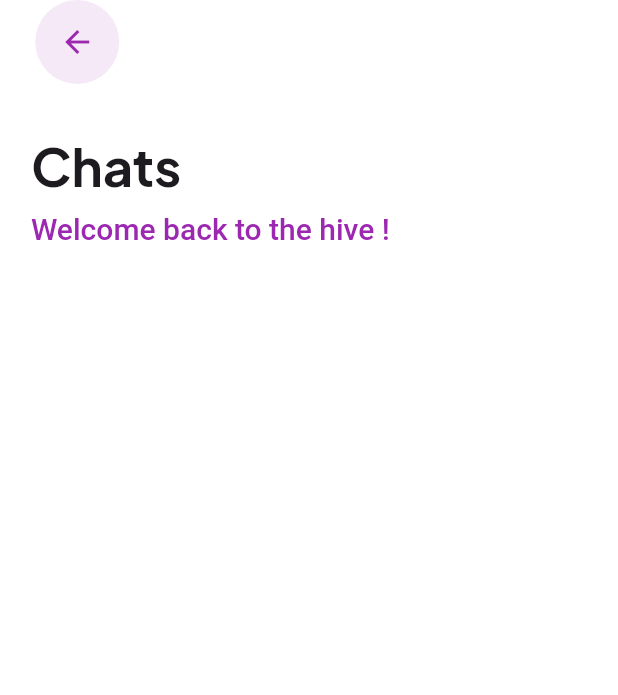
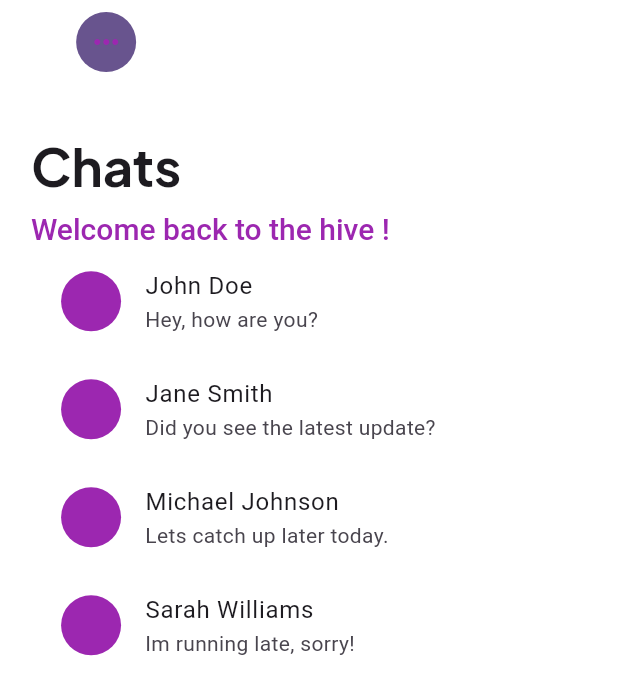
Before and after one commit to ThatLinuxGuyYouKnow/Bubbly, a Flutter app: the ChatMain screen opened directly, on a phone screen of 412 x 824 dp. Shown: the top 695 px of the screen. Run offline on Flutter 3.47's test engine with Material 3 defaults, Android fonts, the phone set to English and light mode, and no system bars; our stand-ins replace device_info, google_fonts.

Commit message:
dummy data for chat preview test

```diff
--- a/lib/chat_main.dart
+++ b/lib/chat_main.dart
@@ -1,4 +1,6 @@
 import 'package:bubbly/auth/auth.dart';
+import 'package:bubbly/widgets/chat_preview_tile.dart';
+import 'package:bubbly/widgets/optionButton.dart';
 import 'package:flutter/material.dart';
 import 'package:bubbly/widgets/StandardTextField.dart';
 import 'package:bubbly/widgets/backButton.dart';
@@ -14,9 +16,26 @@ class ChatMain extends StatefulWidget {
 }
 
 class _ChatMainState extends State<ChatMain> {
-  bool passwordMadeVisible = false;
+  final List<Map<String, String>> _sampleChatPreviews = [
+    {
+      'title': 'John Doe',
+      'subtitle': 'Hey, how are you?',
+    },
+    {
+      'title': 'Jane Smith',
+      'subtitle': 'Did you see the latest update?',
+    },
+    {
+      'title': 'Michael Johnson',
+      'subtitle': 'Lets catch up later today.',
+    },
+    {
+      'title': 'Sarah Williams',
+      'subtitle': 'Im running late, sorry!',
+    },
+  ];
   final ScrollController _scrollController = ScrollController();
-  final auth = Auth();
+
   @override
   void dispose() {
     _scrollController.dispose();
@@ -27,9 +46,6 @@ class _ChatMainState extends State<ChatMain> {
   Widget build(BuildContext context) {
     final screenWidth = MediaQuery.of(context).size.width;
     final screenHeight = MediaQuery.of(context).size.height;
-    final TextEditingController passwordController = TextEditingController();
-
-    final TextEditingController usernameController = TextEditingController();
 
     return Scaffold(
       backgroundColor: Colors.white,
@@ -45,7 +61,10 @@ class _ChatMainState extends State<ChatMain> {
             leadingWidth: screenWidth * 0.23,
             leading: Padding(
               padding: EdgeInsets.only(left: screenWidth * 0.02),
-              child: const CustomBackButton(),
+              child: Row(
+                mainAxisAlignment: MainAxisAlignment.end,
+                children: [OptionButton(onButtonPressed: () {})],
+              ),
             ),
             flexibleSpace: FlexibleSpaceBar(
               expandedTitleScale: 1.0,
@@ -81,6 +100,11 @@ class _ChatMainState extends State<ChatMain> {
               padding: EdgeInsets.symmetric(horizontal: screenWidth * 0.06),
               child: Column(
                 crossAxisAlignment: CrossAxisAlignment.start,
+                children: _sampleChatPreviews.map((preview) {
+                  return ChatPreviewTile(
+                    BuildContent: [preview['title']!, preview['subtitle']!],
+                  );
+                }).toList(),
               ),
             ),
           ),
--- a/lib/widgets/chat_preview_tile.dart
+++ b/lib/widgets/chat_preview_tile.dart
@@ -1,15 +1,17 @@
 import 'package:flutter/material.dart';
 
 class ChatPreviewTile extends StatelessWidget {
-  ChatPreviewTile({super.key, this.BuildContent});
-  final List<String>? BuildContent;
+  ChatPreviewTile({super.key, required this.BuildContent});
+  final List<String> BuildContent;
+
+  @override
   Widget build(BuildContext context) {
     return ListTile(
-      leading: CircleAvatar(
+      leading: const CircleAvatar(
         backgroundColor: Colors.purple,
       ),
-      title: Text(''),
-      subtitle: Text(''),
+      title: Text(BuildContent[0]),
+      subtitle: Text(BuildContent[1]),
     );
   }
 }
--- a/lib/widgets/optionButton.dart
+++ b/lib/widgets/optionButton.dart
@@ -1,14 +1,14 @@
 import 'package:flutter/material.dart';
 
 class OptionButton extends StatelessWidget {
-  final VoidCallbackAction onButtonPressed;
+  final VoidCallback onButtonPressed;
   OptionButton({super.key, required this.onButtonPressed});
 
   Widget build(BuildContext context) {
     return IconButton.filled(
         color: Colors.purple.withOpacity(.1),
         onPressed: () {
-          onButtonPressed;
+          onButtonPressed();
         },
         icon: Icon(
           Icons.more_horiz,
```
